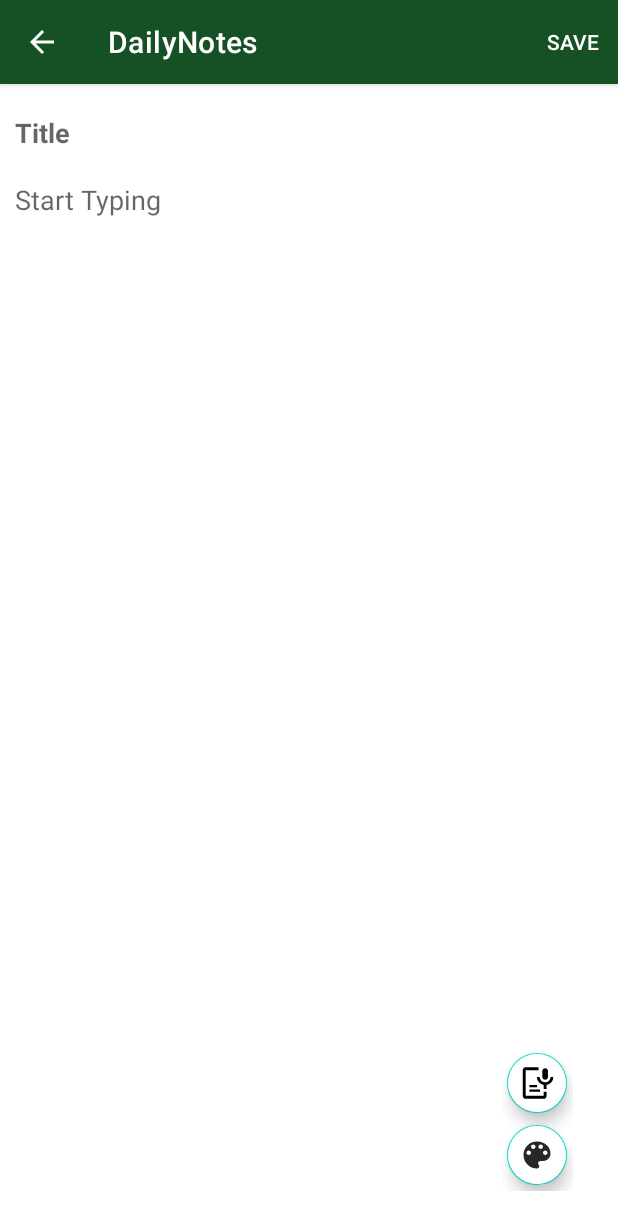
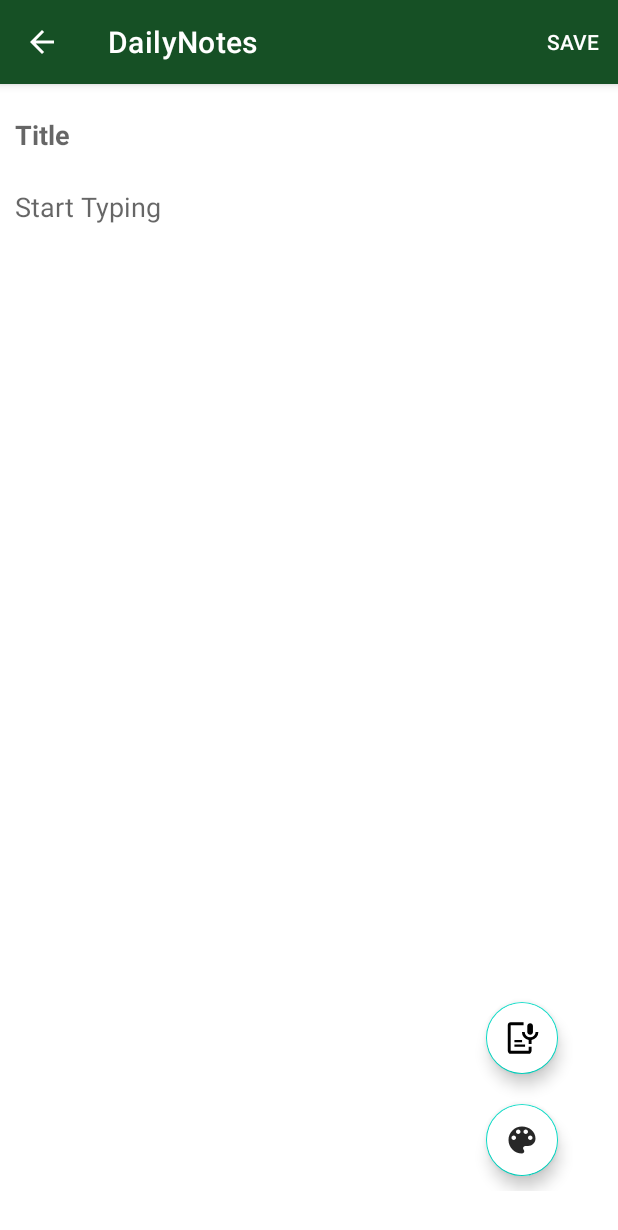
Before and after one commit to Souvik00076/DailyNotes, an Android app: the Note screen opened directly, with no data from a screen before it, on a phone screen of 412 x 824 dp. Shown: the top 1230 px of the screen. Run offline under Robolectric (Android 15) with nearby library versions, the phone set to English and light mode, and no system bars.

Commit message:
Some Cleanings

```diff
--- a/app/src/main/res/layout/activity_note.xml
+++ b/app/src/main/res/layout/activity_note.xml
@@ -16,22 +16,23 @@
         <EditText
             android:id="@+id/title"
             android:layout_width="match_parent"
-            android:layout_height="wrap_content"
-            android:layout_marginTop="10dp"
+            android:layout_height="@dimen/_48dp"
+            android:layout_marginTop="@dimen/_10dp"
             android:background="@android:color/transparent"
             android:hint="@string/title_hint"
             android:inputType="text"
-            android:padding="10dp"
+            android:padding="@dimen/_10dp"
             android:textStyle="bold" />
 
         <EditText
             android:id="@+id/descp"
             android:layout_width="match_parent"
             android:layout_height="wrap_content"
+            android:minHeight="@dimen/_48dp"
             android:background="@android:color/transparent"
             android:hint="@string/description_hint"
             android:inputType="textMultiLine|textAutoComplete"
-            android:padding="10dp" />
+            android:padding="@dimen/_10dp" />
     </LinearLayout>
 
     <LinearLayout
@@ -40,28 +41,30 @@
         android:layout_height="wrap_content"
         android:layout_alignParentEnd="true"
         android:layout_alignParentBottom="true"
-        android:layout_marginEnd="30dp"
-        android:layout_marginBottom="30dp"
+        android:layout_marginEnd="@dimen/_30dp"
+        android:layout_marginBottom="@dimen/_30dp"
         android:orientation="vertical">
 
         <com.google.android.material.floatingactionbutton.FloatingActionButton
             android:id="@+id/speech"
-            android:layout_width="40dp"
-            android:layout_height="40dp"
+            android:layout_width="@dimen/_48dp"
+            android:layout_height="@dimen/_48dp"
             android:backgroundTint="@color/white"
             android:scaleType="fitCenter"
             android:src="@drawable/speech"
-            app:fabCustomSize="40dp"
-            app:rippleColor="@color/black" />
+            app:fabCustomSize="@dimen/_48dp"
+            app:rippleColor="@color/black"
+            android:layout_margin="@dimen/_10dp"/>
 
         <com.google.android.material.floatingactionbutton.FloatingActionButton
             android:id="@+id/changeColor"
-            android:layout_width="40dp"
-            android:layout_height="40dp"
+            android:layout_width="@dimen/_48dp"
+            android:layout_height="@dimen/_48dp"
             android:backgroundTint="@color/white"
             android:scaleType="fitCenter"
             android:src="@drawable/ic_baseline_palette"
-            app:fabCustomSize="40dp"
+            app:fabCustomSize="@dimen/_48dp"
+            android:layout_margin="@dimen/_10dp"
             app:rippleColor="@color/black" />
     </LinearLayout>
 
--- /dev/null
+++ b/app/src/main/res/values/dimen.xml
@@ -0,0 +1,9 @@
+<?xml version="1.0" encoding="utf-8"?>
+<resources>
+    <dimen name="_10dp">10dp</dimen>
+    <dimen name="_48dp">48dp</dimen>
+    <dimen name="_30dp">30dp</dimen>
+    <dimen name="_20sp">20sp</dimen>
+    <dimen name="_22sp">22sp</dimen>
+    <dimen name="_12sp">12sp</dimen>
+</resources>
```
Also changed, not shown: app/src/main/res/layout/activity_about_page.xml (+7 -10 lines), app/src/main/res/layout/activity_main.xml (+8 -8 lines), app/src/main/res/layout/page.xml (+6 -6 lines).
